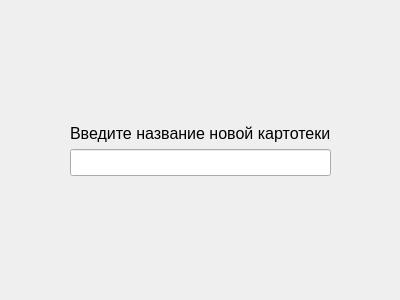
This is newfilelibraryform.ui in Lelius/FileLibrary as Qt 5 draws it before an edit. The edited form follows.
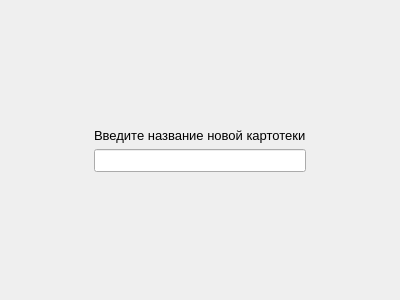
This is the edited form.

Diff of the .ui file:
```diff
--- a/newfilelibraryform.ui
+++ b/newfilelibraryform.ui
@@ -33,7 +33,7 @@
       <widget class="QLabel" name="label">
        <property name="font">
         <font>
-         <pointsize>12</pointsize>
+         <pointsize>10</pointsize>
         </font>
        </property>
        <property name="text">
@@ -45,7 +45,7 @@
       <widget class="QLineEdit" name="lineEditNameFileLibrary">
        <property name="font">
         <font>
-         <pointsize>12</pointsize>
+         <pointsize>10</pointsize>
         </font>
        </property>
        <property name="alignment">
```
